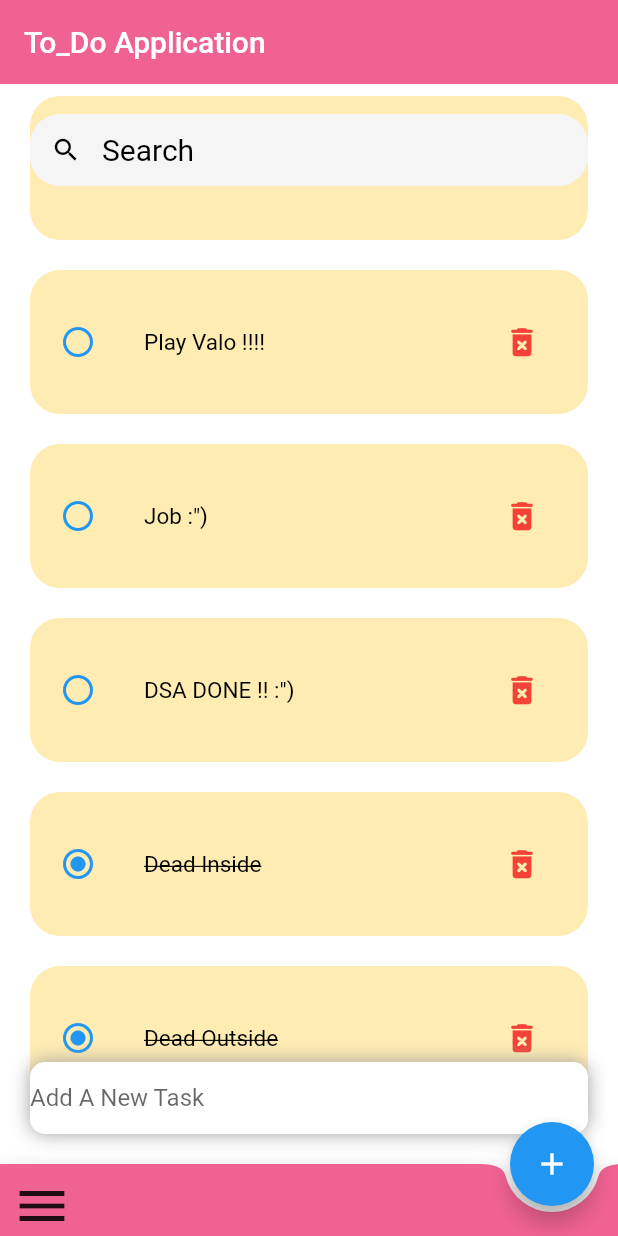
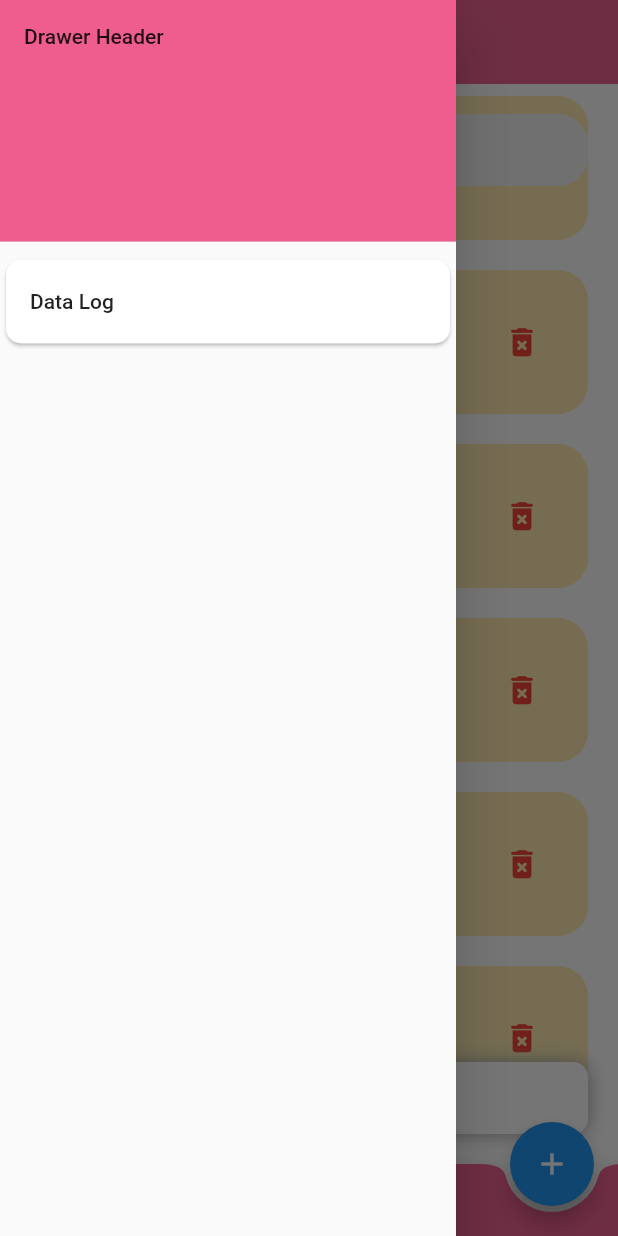
Before and after one commit to Ashish1367/Flutter-todo-app, a Flutter app: the screen it shows after launch, scrolled down 381 dp, after a tap on the "menu" icon, on a phone screen of 412 x 824 dp. Run offline on Flutter 3.47's test engine with Material 2 defaults, Android fonts, the phone set to English and light mode, and no system bars.

Commit message:
added search functionality

```diff
--- a/lib/main.dart
+++ b/lib/main.dart
@@ -11,7 +11,7 @@ class MainApp extends StatelessWidget {
 
   @override
   Widget build(BuildContext context) {
-    return MaterialApp(
+    return const MaterialApp(
       debugShowCheckedModeBanner: false,
       title: 'ToDo_App',
       home: Home(),
--- a/lib/screens/home.dart
+++ b/lib/screens/home.dart
@@ -12,10 +12,42 @@ class Home extends StatefulWidget {
 class _HomeState extends State<Home> {
   final todolist = Todo.todolist();
   final _todoaddingitmes = TextEditingController();
+  List<Todo> _searchToDo = [];
+  final GlobalKey<ScaffoldState> _scaffoldKey = GlobalKey<ScaffoldState>();
+
+  @override
+  void initState() {
+    _searchToDo = todolist;
+    super.initState();
+  }
 
   @override
   Widget build(BuildContext context) {
     return Scaffold(
+      key: _scaffoldKey,
+      drawer: Drawer(
+        child: ListView(
+          padding: EdgeInsets.zero,
+          children: [
+            const DrawerHeader(
+              decoration: BoxDecoration(
+                color: Color.fromARGB(255, 238, 93, 141),
+              ),
+              child: Text('Drawer Header'),
+            ),
+            Card(
+              shape: RoundedRectangleBorder(
+                  borderRadius: BorderRadius.circular(10)),
+              child: ListTile(
+                title: const Text('Data Log'),
+                onTap: () {
+                  Navigator.pop(context);
+                },
+              ),
+            )
+          ],
+        ),
+      ),
       appBar: _upperNav(),
       floatingActionButtonLocation: FloatingActionButtonLocation.endDocked,
       floatingActionButton: Container(
@@ -46,7 +78,7 @@ class _HomeState extends State<Home> {
                               fontSize: 25, fontWeight: FontWeight.bold),
                         ),
                       ),
-                      for (Todo todo in todolist)
+                      for (Todo todo in _searchToDo)
                         Items(
                           todo: todo,
                           onChnages: _toDoChanges,
@@ -105,12 +137,28 @@ class _HomeState extends State<Home> {
     _todoaddingitmes.clear();
   }
 
+  void _search(String searchedKeyword) {
+    List<Todo> result = [];
+    if (searchedKeyword.isEmpty) {
+      result = todolist;
+    } else {
+      result = todolist
+          .where((item) =>
+              item.text!.toLowerCase().contains(searchedKeyword.toLowerCase()))
+          .toList();
+    }
+    setState(() {
+      _searchToDo = result;
+    });
+  }
+
   Widget searchbox() {
     return Container(
         decoration: BoxDecoration(
             borderRadius: BorderRadius.circular(20), color: Colors.grey[100]),
-        child: const TextField(
-          decoration: InputDecoration(
+        child: TextField(
+          onChanged: (value) => _search(value),
+          decoration: const InputDecoration(
               prefixIcon: Icon(
                 Icons.search,
                 color: Colors.black,
@@ -137,7 +185,9 @@ class _HomeState extends State<Home> {
         child: Row(
           children: [
             IconButton(
-              onPressed: () {},
+              onPressed: () {
+                _scaffoldKey.currentState?.openDrawer();
+              },
               icon: const Icon(
                 Icons.menu,
                 size: 40,
```
